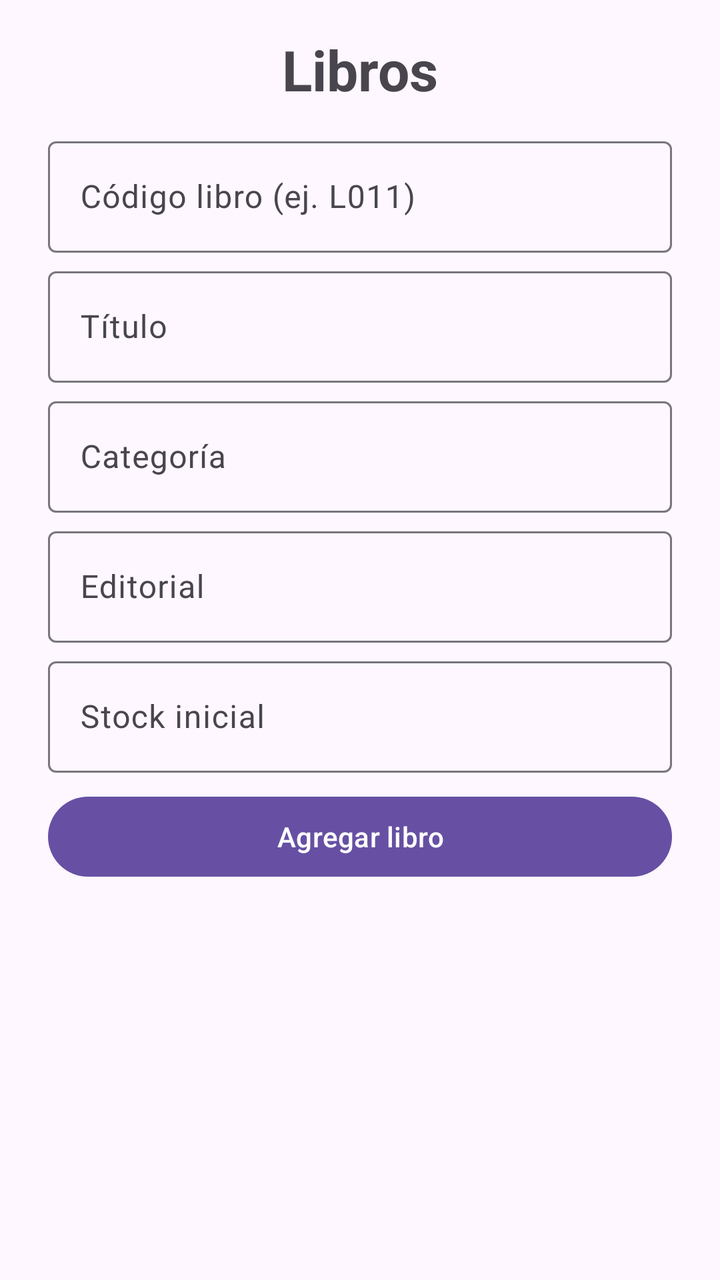
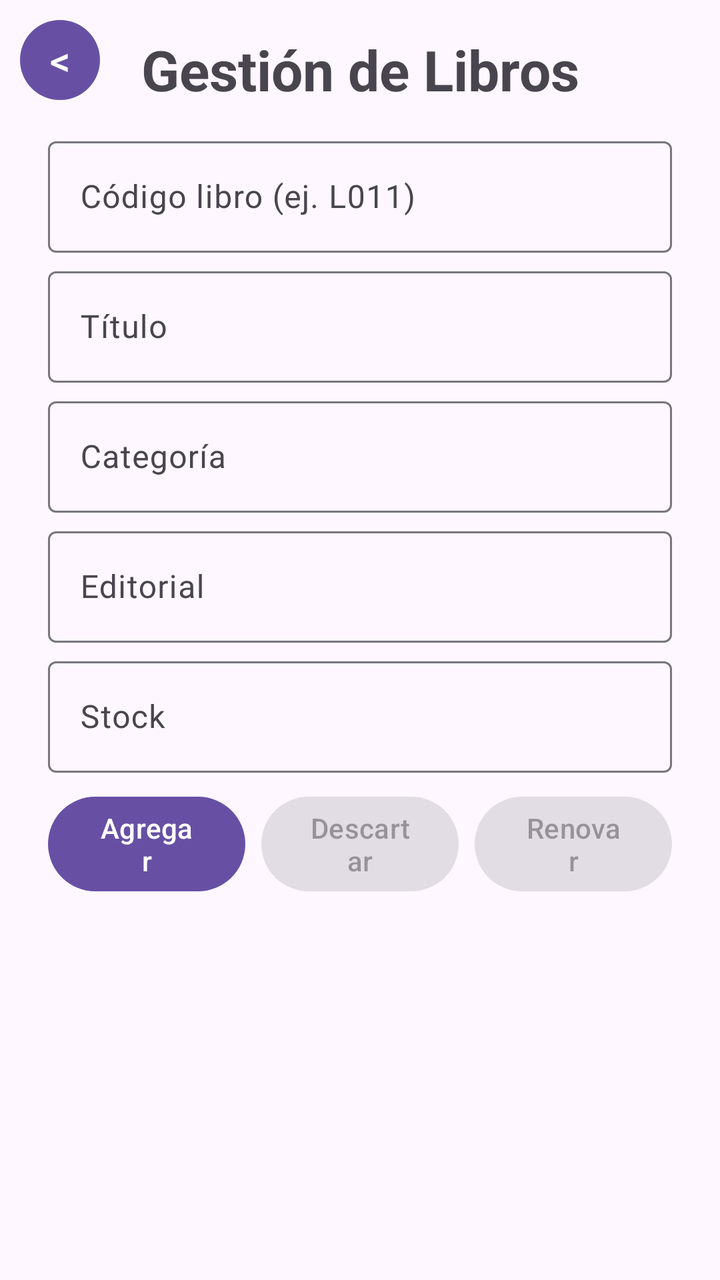

Screens rendered from an Android XML layout before and after an edit, with the pre-edit source and the edit as a unified diff.
<!-- AndroidManifest.xml: application theme Theme.CesarYJuanClaudio -->
<!-- res/layout/activity_libros.xml -->
<?xml version="1.0" encoding="utf-8"?>
<androidx.constraintlayout.widget.ConstraintLayout
    xmlns:android="http://schemas.android.com/apk/res/android"
    xmlns:app="http://schemas.android.com/apk/res-auto"
    android:id="@+id/main"
    android:layout_width="match_parent"
    android:layout_height="match_parent">

    <TextView
        android:id="@+id/tv_titulo"
        android:layout_width="wrap_content"
        android:layout_height="wrap_content"
        android:text="Libros"
        android:textSize="28sp"
        android:textStyle="bold"
        android:layout_marginTop="16dp"
        app:layout_constraintTop_toTopOf="parent"
        app:layout_constraintStart_toStartOf="parent"
        app:layout_constraintEnd_toEndOf="parent"/>

    
    <com.google.android.material.textfield.TextInputLayout
        android:id="@+id/til_cod_libro"
        android:layout_width="0dp"
        android:layout_height="wrap_content"
        android:layout_marginHorizontal="24dp"
        android:layout_marginTop="12dp"
        app:layout_constraintTop_toBottomOf="@+id/tv_titulo"
        app:layout_constraintStart_toStartOf="parent"
        app:layout_constraintEnd_toEndOf="parent">
        <com.google.android.material.textfield.TextInputEditText
            android:id="@+id/et_cod_libro"
            android:layout_width="match_parent"
            android:layout_height="wrap_content"
            android:hint="Código libro (ej. L011)"/>
    </com.google.android.material.textfield.TextInputLayout>

    <com.google.android.material.textfield.TextInputLayout
        android:id="@+id/til_titulo_libro"
        android:layout_width="0dp"
        android:layout_height="wrap_content"
        android:layout_marginHorizontal="24dp"
        android:layout_marginTop="4dp"
        app:layout_constraintTop_toBottomOf="@+id/til_cod_libro"
        app:layout_constraintStart_toStartOf="parent"
        app:layout_constraintEnd_toEndOf="parent">
        <com.google.android.material.textfield.TextInputEditText
            android:id="@+id/et_titulo_libro"
            android:layout_width="match_parent"
            android:layout_height="wrap_content"
            android:hint="Título"/>
    </com.google.android.material.textfield.TextInputLayout>

    <com.google.android.material.textfield.TextInputLayout
        android:id="@+id/til_categoria"
        android:layout_width="0dp"
        android:layout_height="wrap_content"
        android:layout_marginHorizontal="24dp"
        android:layout_marginTop="4dp"
        app:layout_constraintTop_toBottomOf="@+id/til_titulo_libro"
        app:layout_constraintStart_toStartOf="parent"
        app:layout_constraintEnd_toEndOf="parent">
        <com.google.android.material.textfield.TextInputEditText
            android:id="@+id/et_categoria"
            android:layout_width="match_parent"
            android:layout_height="wrap_content"
            android:hint="Categoría"/>
    </com.google.android.material.textfield.TextInputLayout>

    <com.google.android.material.textfield.TextInputLayout
        android:id="@+id/til_editorial"
        android:layout_width="0dp"
        android:layout_height="wrap_content"
        android:layout_marginHorizontal="24dp"
        android:layout_marginTop="4dp"
        app:layout_constraintTop_toBottomOf="@+id/til_categoria"
        app:layout_constraintStart_toStartOf="parent"
        app:layout_constraintEnd_toEndOf="parent">
        <com.google.android.material.textfield.TextInputEditText
            android:id="@+id/et_editorial"
            android:layout_width="match_parent"
            android:layout_height="wrap_content"
            android:hint="Editorial"/>
    </com.google.android.material.textfield.TextInputLayout>

    <com.google.android.material.textfield.TextInputLayout
        android:id="@+id/til_stock"
        android:layout_width="0dp"
        android:layout_height="wrap_content"
        android:layout_marginHorizontal="24dp"
        android:layout_marginTop="4dp"
        app:layout_constraintTop_toBottomOf="@+id/til_editorial"
        app:layout_constraintStart_toStartOf="parent"
        app:layout_constraintEnd_toEndOf="parent">
        <com.google.android.material.textfield.TextInputEditText
            android:id="@+id/et_stock"
            android:layout_width="match_parent"
            android:layout_height="wrap_content"
            android:hint="Stock inicial"
            android:inputType="number"/>
    </com.google.android.material.textfield.TextInputLayout>

    <Button
        android:id="@+id/btn_agregar_libro"
        android:layout_width="0dp"
        android:layout_height="wrap_content"
        android:layout_marginHorizontal="24dp"
        android:layout_marginTop="8dp"
        android:text="Agregar libro"
        app:layout_constraintTop_toBottomOf="@+id/til_stock"
        app:layout_constraintStart_toStartOf="parent"
        app:layout_constraintEnd_toEndOf="parent"/>

    <ListView
        android:id="@+id/lv_libros"
        android:layout_width="0dp"
        android:layout_height="0dp"
        android:layout_marginHorizontal="24dp"
        android:layout_marginTop="8dp"
        android:layout_marginBottom="8dp"
        app:layout_constraintTop_toBottomOf="@+id/btn_agregar_libro"
        app:layout_constraintBottom_toBottomOf="parent"
        app:layout_constraintStart_toStartOf="parent"
        app:layout_constraintEnd_toEndOf="parent"/>

</androidx.constraintlayout.widget.ConstraintLayout>
<!-- resources referenced by this layout -->
<resources>
  <style name="Theme.CesarYJuanClaudio" parent="Base.Theme.CesarYJuanClaudio" />
  <style name="Base.Theme.CesarYJuanClaudio" parent="Theme.Material3.DayNight.NoActionBar">
          
          
      </style>
</resources>

<!-- the commit's change to res/layout/activity_libros.xml (unified diff, before → after) -->
@@ -6,11 +6,29 @@
     android:layout_width="match_parent"
     android:layout_height="match_parent">
 
+    <Button
+        android:id="@+id/btn_retroceder"
+        android:layout_width="40dp"
+        android:layout_height="40dp"
+        android:text="@string/retroceder"
+        android:textSize="20sp"
+        android:padding="0dp"
+        android:insetTop="0dp"
+        android:insetBottom="0dp"
+        android:minWidth="0dp"
+        android:minHeight="0dp"
+        android:gravity="center"
+        app:cornerRadius="24dp"
+        app:layout_constraintStart_toStartOf="parent"
+        app:layout_constraintTop_toTopOf="parent"
+        android:layout_marginTop="10dp"
+        android:layout_marginStart="10dp"/>
+
     <TextView
         android:id="@+id/tv_titulo"
         android:layout_width="wrap_content"
         android:layout_height="wrap_content"
-        android:text="Libros"
+        android:text="Gestión de Libros"
         android:textSize="28sp"
         android:textStyle="bold"
         android:layout_marginTop="16dp"
@@ -18,7 +36,6 @@
         app:layout_constraintStart_toStartOf="parent"
         app:layout_constraintEnd_toEndOf="parent"/>
 
-    
     <com.google.android.material.textfield.TextInputLayout
         android:id="@+id/til_cod_libro"
         android:layout_width="0dp"
@@ -96,19 +113,46 @@
             android:id="@+id/et_stock"
             android:layout_width="match_parent"
             android:layout_height="wrap_content"
-            android:hint="Stock inicial"
+            android:hint="Stock"
             android:inputType="number"/>
     </com.google.android.material.textfield.TextInputLayout>
 
+    
     <Button
         android:id="@+id/btn_agregar_libro"
         android:layout_width="0dp"
         android:layout_height="wrap_content"
-        android:layout_marginHorizontal="24dp"
+        android:layout_marginStart="24dp"
+        android:layout_marginEnd="4dp"
         android:layout_marginTop="8dp"
-        android:text="Agregar libro"
+        android:text="Agregar"
         app:layout_constraintTop_toBottomOf="@+id/til_stock"
         app:layout_constraintStart_toStartOf="parent"
+        app:layout_constraintEnd_toStartOf="@+id/btn_descartar"/>
+
+    <Button
+        android:id="@+id/btn_descartar"
+        android:layout_width="0dp"
+        android:layout_height="wrap_content"
+        android:layout_marginHorizontal="4dp"
+        android:layout_marginTop="8dp"
+        android:text="Descartar"
+        android:enabled="false"
+        app:layout_constraintTop_toBottomOf="@+id/til_stock"
+        app:layout_constraintStart_toEndOf="@+id/btn_agregar_libro"
+        app:layout_constraintEnd_toStartOf="@+id/btn_renovar"/>
+
+    <Button
+        android:id="@+id/btn_renovar"
+        android:layout_width="0dp"
+        android:layout_height="wrap_content"
+        android:layout_marginEnd="24dp"
+        android:layout_marginStart="4dp"
+        android:layout_marginTop="8dp"
+        android:text="Renovar"
+        android:enabled="false"
+        app:layout_constraintTop_toBottomOf="@+id/til_stock"
+        app:layout_constraintStart_toEndOf="@+id/btn_descartar"
         app:layout_constraintEnd_toEndOf="parent"/>
 
     <ListView
<!-- resource entries referenced after the edit -->
@@ -1,5 +1,6 @@
 <!-- resources referenced by this layout -->
 <resources>
+  <string name="retroceder">&lt;</string>
   <style name="Theme.CesarYJuanClaudio" parent="Base.Theme.CesarYJuanClaudio" />
   <style name="Base.Theme.CesarYJuanClaudio" parent="Theme.Material3.DayNight.NoActionBar">
           
